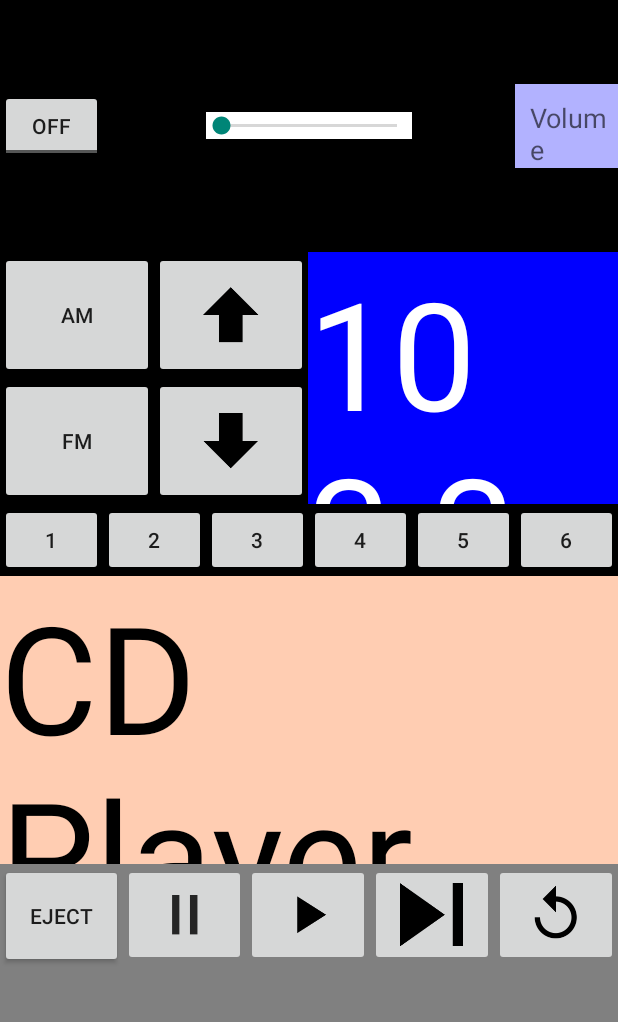
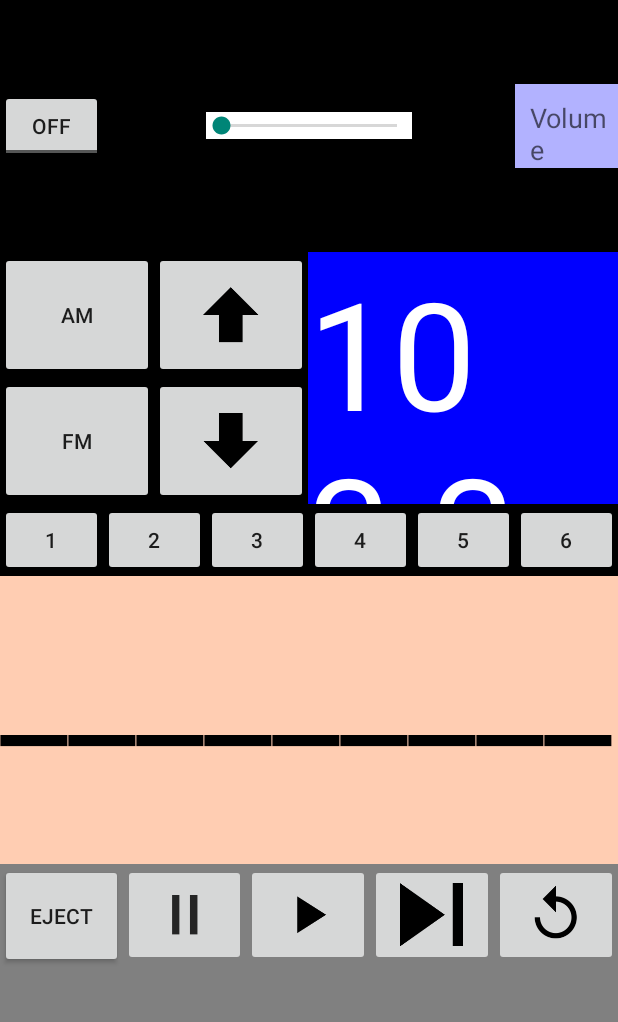
Before and after one commit to gmarston/CarStereo, an Android app: the screen it shows after launch (MainActivity), on a phone screen of 412 x 824 dp, the part 84-1106 px from its top. Run offline under Robolectric (Android 15) with nearby library versions, the phone set to English and light mode, and no system bars.

Commit message:
Complete Lab Commit

```diff
--- a/app/src/main/res/layout/activity_main.xml
+++ b/app/src/main/res/layout/activity_main.xml
@@ -189,7 +189,7 @@
             android:layout_width="match_parent"
             android:layout_height="0dp"
             android:textAppearance="?android:attr/textAppearanceLarge"
-            android:text="CD Player"
+            android:text="__________________________________"
             android:id="@+id/cdTextView"
             android:background="#FFFFCDB2"
             android:textColor="#FF000000"
```
